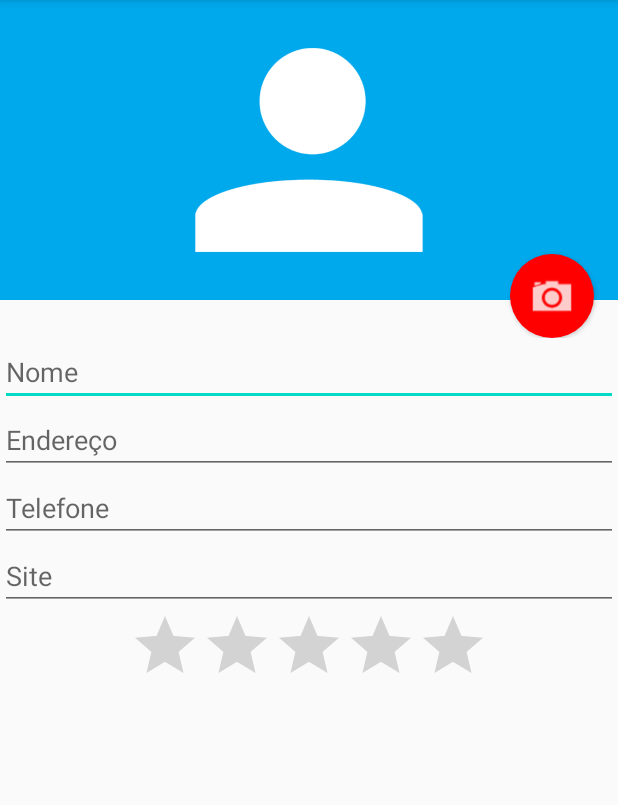
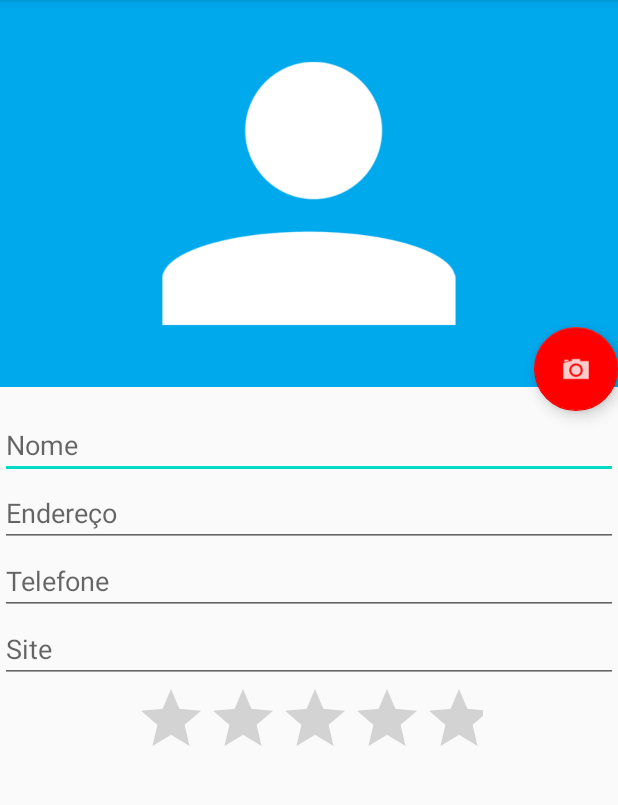
Before and after one commit to LuanadeSouza/Agenda0.1, an Android app: the FormularioActivity screen opened directly, with no data from a screen before it, on a phone screen of 412 x 824 dp, the part 84-889 px from its top. Run offline under Robolectric (Android 15) with nearby library versions, the phone set to English and light mode, and no system bars.

Commit message:
"Usando Camera"

```diff
--- a/app/src/main/AndroidManifest.xml
+++ b/app/src/main/AndroidManifest.xml
@@ -3,6 +3,8 @@
     package="br.com.luanadev.agendasssapplication">
 
     <uses-permission android:name="android.permission.CALL_PHONE"/>
+    <uses-permission android:name="android.permission.RECEIVE_SMS"/>
+    <uses-permission android:name="android.permission.INTERNET"/>
 
     <application
         android:allowBackup="true"
--- a/app/src/main/java/br/com/luanadev/agendasssapplication/activity/FormularioActivity.java
+++ b/app/src/main/java/br/com/luanadev/agendasssapplication/activity/FormularioActivity.java
@@ -13,6 +13,8 @@ import android.widget.Button;
 import android.widget.Toast;
 
 import androidx.appcompat.app.AppCompatActivity;
+
+import com.google.android.material.floatingactionbutton.FloatingActionButton;
 
 import java.io.File;
 
@@ -32,16 +34,18 @@ public class FormularioActivity extends AppCompatActivity {
     protected void onCreate(Bundle savedInstanceState) {
         super.onCreate(savedInstanceState);
         setContentView(R.layout.activity_formulario);
-
         helper = new FormularioHelper(this);
-
         Intent intent = getIntent();
         intent.getSerializableExtra("aluno");
         if (aluno != null) {
             helper.preencheFormulario(aluno);
         }
 
-        Button botaoFoto = findViewById(R.id.formulario_botao_foto);
+        FloatingActionButton botaoFoto = findViewById(R.id.formulario_botao_foto);
+        botaoFoto(botaoFoto);
+    }
+
+    private void botaoFoto(FloatingActionButton botaoFoto) {
         botaoFoto.setOnClickListener(new View.OnClickListener() {
             @Override
             public void onClick(View v) {
@@ -59,6 +63,7 @@ public class FormularioActivity extends AppCompatActivity {
         if (resultCode == Activity.RESULT_OK) {
             if (requestCode == CODIGO_CAMERA) {
                 helper.carregaImagem(caminhoFoto);
+                super.onActivityResult(requestCode, resultCode, data);
             }
         }
 
@@ -68,7 +73,6 @@ public class FormularioActivity extends AppCompatActivity {
     public boolean onCreateOptionsMenu(Menu menu) {
         MenuInflater inflater = getMenuInflater();
         inflater.inflate(R.menu.menu_formulario, menu);
-
         return super.onCreateOptionsMenu(menu);
     }
 
@@ -76,8 +80,7 @@ public class FormularioActivity extends AppCompatActivity {
     public boolean onOptionsItemSelected(MenuItem item) {
         switch (item.getItemId()) {
             case R.id.menu_formulario_ok:
-                 aluno = helper.pegaAluno();
-
+                aluno = helper.pegaAluno();
                 AlunoDAO dao = new AlunoDAO(this);
                 if (aluno.getId() != null) {
                     dao.altera(aluno);
@@ -85,13 +88,12 @@ public class FormularioActivity extends AppCompatActivity {
                     dao.insere(aluno);
                 }
                 dao.close();
-
                 Toast.makeText(FormularioActivity.this, "Aluno " + aluno.getNome() + " salvo!", Toast.LENGTH_SHORT).show();
-
                 finish();
                 break;
         }
-
         return super.onOptionsItemSelected(item);
     }
+
+
 }
--- a/app/src/main/java/br/com/luanadev/agendasssapplication/activity/ListaAlunosActivity.java
+++ b/app/src/main/java/br/com/luanadev/agendasssapplication/activity/ListaAlunosActivity.java
@@ -8,21 +8,19 @@ import android.content.Intent;
 import android.content.pm.PackageManager;
 import android.net.Uri;
 import android.os.Bundle;
-import android.os.Parcelable;
-import android.provider.Browser;
 import android.view.ContextMenu;
 import android.view.Menu;
 import android.view.MenuItem;
 import android.view.View;
 import android.widget.AdapterView;
-import android.widget.ArrayAdapter;
 import android.widget.Button;
 import android.widget.ListView;
-import android.widget.Toast;
+
+import com.google.android.material.floatingactionbutton.FloatingActionButton;
 
 import java.util.List;
 
-import br.com.luanadev.agendasssapplication.EnviaAlunosTask;
+import br.com.luanadev.agendasssapplication.task.EnviaAlunosTask;
 import br.com.luanadev.agendasssapplication.R;
 import br.com.luanadev.agendasssapplication.adapter.AlunosAdapter;
 import br.com.luanadev.agendasssapplication.dao.AlunoDAO;
@@ -38,7 +36,7 @@ public class ListaAlunosActivity extends AppCompatActivity {
         super.onCreate(savedInstanceState);
         setContentView(R.layout.activity_lista_alunos);
 
-        listaAlunos = (ListView) findViewById(R.id.lista_alunos);
+        listaAlunos = findViewById(R.id.lista_alunos);
 
         listaAlunos.setOnItemClickListener(new AdapterView.OnItemClickListener() {
             @Override
@@ -51,7 +49,7 @@ public class ListaAlunosActivity extends AppCompatActivity {
             }
         });
 
-        Button novoAluno = (Button) findViewById(R.id.novo_aluno);
+        FloatingActionButton novoAluno =  findViewById(R.id.novo_aluno);
         novoAluno.setOnClickListener(new View.OnClickListener() {
             @Override
             public void onClick(View v) {
--- a/app/src/main/java/br/com/luanadev/agendasssapplication/receiver/SMSReceiver.java
+++ b/app/src/main/java/br/com/luanadev/agendasssapplication/receiver/SMSReceiver.java
@@ -10,10 +10,6 @@ import android.widget.Toast;
 import br.com.luanadev.agendasssapplication.R;
 import br.com.luanadev.agendasssapplication.dao.AlunoDAO;
 
-
-/**
- * Created by renan on 13/01/16.
- */
 public class SMSReceiver extends BroadcastReceiver {
     @Override
     public void onReceive(Context context, Intent intent) {
--- a/app/src/main/java/br/com/luanadev/agendasssapplication/EnviaAlunosTask.java
+++ b/app/src/main/java/br/com/luanadev/agendasssapplication/task/EnviaAlunosTask.java
@@ -1,4 +1,4 @@
-package br.com.luanadev.agendasssapplication;
+package br.com.luanadev.agendasssapplication.task;
 
 import android.app.ProgressDialog;
 import android.content.Context;
@@ -7,12 +7,14 @@ import android.widget.Toast;
 
 import java.util.List;
 
+import br.com.luanadev.agendasssapplication.web.WebClient;
 import br.com.luanadev.agendasssapplication.converter.AlunoConverter;
 import br.com.luanadev.agendasssapplication.dao.AlunoDAO;
 import br.com.luanadev.agendasssapplication.model.Aluno;
 
 
 public class EnviaAlunosTask extends AsyncTask<Void, Void, String> {
+
     private Context context;
     private ProgressDialog dialog;
 
--- a/app/src/main/java/br/com/luanadev/agendasssapplication/WebClient.java
+++ b/app/src/main/java/br/com/luanadev/agendasssapplication/web/WebClient.java
@@ -1,4 +1,4 @@
-package br.com.luanadev.agendasssapplication;
+package br.com.luanadev.agendasssapplication.web;
 
 import java.io.IOException;
 import java.io.PrintStream;
--- a/app/src/main/res/drawable-v24/fundo_camera.xml
+++ b/app/src/main/res/drawable-v24/fundo_camera.xml
@@ -4,10 +4,6 @@
         <shape
             android:shape="oval">
             <solid android:color="#ff0000"/>
-            <padding android:top="10dp"
-                android:bottom="10dp"
-                android:left="10dp"
-                android:right="10dp"/>
         </shape>
     </item>
     <item android:drawable="@drawable/ic_camera"/>
--- /dev/null
+++ b/app/src/main/res/drawable/ic_add_black_24dp.xml
@@ -0,0 +1,5 @@
+<vector android:height="24dp" android:tint="#F6F6F6"
+    android:viewportHeight="24.0" android:viewportWidth="24.0"
+    android:width="24dp" xmlns:android="http://schemas.android.com/apk/res/android">
+    <path android:fillColor="#FF000000" android:pathData="M19,13h-6v6h-2v-6H5v-2h6V5h2v6h6v2z"/>
+</vector>
--- a/app/src/main/res/layout/activity_formulario.xml
+++ b/app/src/main/res/layout/activity_formulario.xml
@@ -1,65 +1,88 @@
-<ScrollView
+<ScrollView xmlns:app="http://schemas.android.com/apk/res-auto"
+    xmlns:tools="http://schemas.android.com/tools"
     android:layout_width="match_parent"
     android:layout_height="match_parent"
     xmlns:android="http://schemas.android.com/apk/res/android" >
 
-    <LinearLayout
+    <androidx.constraintlayout.widget.ConstraintLayout
+        android:id="@+id/linearLayout"
         android:layout_width="match_parent"
-        android:layout_height="match_parent"
-        android:orientation="vertical">
-
-        <RelativeLayout
-            android:layout_width="match_parent"
-            android:layout_height="225dp">
-
-            <ImageView
-                android:id="@+id/formulario_foto"
-                android:layout_width="match_parent"
-                android:layout_height="200dp"
-                android:src="@drawable/person"
-                android:background="#00A8EC"/>
-
-            <Button
-                android:id="@+id/formulario_botao_foto"
-                android:layout_width="56dp"
-                android:layout_height="56dp"
-                android:background="@drawable/fundo_camera"
-                android:layout_alignParentBottom="true"
-                android:layout_alignParentRight="true"
-                android:layout_marginRight="16dp"/>
-
-        </RelativeLayout>
+        android:layout_height="wrap_content">
 
 
-        <EditText android:layout_width="match_parent"
+        <ImageView
+            android:id="@+id/formulario_foto"
+            android:layout_width="0dp"
+            android:layout_height="258dp"
+            android:background="#00A8EC"
+            android:src="@drawable/person"
+            app:layout_constraintEnd_toEndOf="parent"
+            app:layout_constraintHorizontal_bias="0.0"
+            app:layout_constraintStart_toStartOf="parent"
+            app:layout_constraintTop_toTopOf="parent" />
+
+        <com.google.android.material.floatingactionbutton.FloatingActionButton
+            android:id="@+id/formulario_botao_foto"
+            android:layout_width="wrap_content"
             android:layout_height="wrap_content"
-            android:hint="Nome"
-            android:id="@+id/formulario_nome"/>
+            android:elevation="6dp"
+            android:src="@drawable/ic_camera"
+            app:backgroundTint="#ff0000"
+            app:layout_constraintBottom_toTopOf="@+id/formulario_nome"
+            app:layout_constraintEnd_toEndOf="parent" />
 
-        <EditText android:layout_width="match_parent"
+        <EditText
+            android:id="@+id/formulario_nome"
+            android:layout_width="0dp"
             android:layout_height="wrap_content"
-            android:hint="Endereço"
-            android:id="@+id/formulario_endereco"/>
+            android:layout_marginTop="16dp"
+            android:hint="@string/nome"
+            app:layout_constraintEnd_toEndOf="parent"
+            app:layout_constraintStart_toStartOf="parent"
+            app:layout_constraintTop_toBottomOf="@+id/formulario_foto" />
 
-        <EditText android:layout_width="match_parent"
+        <EditText
+            android:id="@+id/formulario_endereco"
+            android:layout_width="0dp"
             android:layout_height="wrap_content"
-            android:hint="Telefone"
-            android:id="@+id/formulario_telefone"/>
+            android:hint="@string/endere_o"
+            app:layout_constraintEnd_toEndOf="parent"
+            app:layout_constraintStart_toStartOf="parent"
+            app:layout_constraintTop_toBottomOf="@+id/formulario_nome" />
 
-        <EditText android:layout_width="match_parent"
+        <EditText
+            android:id="@+id/formulario_telefone"
+            android:layout_width="0dp"
             android:layout_height="wrap_content"
-            android:hint="Site"
-            android:id="@+id/formulario_site"/>
+            android:hint="@string/telefone"
+            app:layout_constraintEnd_toEndOf="parent"
+            app:layout_constraintStart_toStartOf="parent"
+            app:layout_constraintTop_toBottomOf="@+id/formulario_endereco" />
+
+        <EditText
+            android:id="@+id/formulario_site"
+            android:layout_width="0dp"
+            android:layout_height="wrap_content"
+            android:hint="@string/site"
+            app:layout_constraintEnd_toEndOf="parent"
+            app:layout_constraintHorizontal_bias="0.0"
+            app:layout_constraintStart_toStartOf="parent"
+            app:layout_constraintTop_toBottomOf="@+id/formulario_telefone" />
 
         <RatingBar
-            android:layout_width="wrap_content"
+            android:id="@+id/formulario_nota"
+            android:layout_width="0dp"
             android:layout_height="wrap_content"
+            android:layout_marginStart="90dp"
+            android:layout_marginEnd="90dp"
+            android:max="10"
             android:numStars="5"
-            android:max="10"
-            android:layout_gravity="center"
-            android:id="@+id/formulario_nota"/>
+            app:layout_constraintEnd_toEndOf="parent"
+            app:layout_constraintHorizontal_bias="1.0"
+            app:layout_constraintStart_toStartOf="parent"
+            app:layout_constraintTop_toBottomOf="@+id/formulario_site" />
 
 
-    </LinearLayout>
+    </androidx.constraintlayout.widget.ConstraintLayout>
 
 </ScrollView>
--- a/app/src/main/res/layout/activity_lista_alunos.xml
+++ b/app/src/main/res/layout/activity_lista_alunos.xml
@@ -1,26 +1,33 @@
-<RelativeLayout
+<androidx.constraintlayout.widget.ConstraintLayout
     xmlns:android="http://schemas.android.com/apk/res/android"
+    xmlns:app="http://schemas.android.com/apk/res-auto"
+    xmlns:tools="http://schemas.android.com/tools"
     android:layout_width="match_parent"
     android:layout_height="match_parent">
 
     <ListView
+        android:id="@+id/lista_alunos"
         android:layout_width="match_parent"
-        android:layout_height="wrap_content"
-        android:id="@+id/lista_alunos"/>
+        android:layout_height="0dp"
+        app:layout_constraintBottom_toTopOf="@+id/novo_aluno"
+        app:layout_constraintEnd_toEndOf="parent"
+        app:layout_constraintStart_toStartOf="parent"
+        app:layout_constraintTop_toTopOf="parent" />
 
-    <Button
+    <com.google.android.material.floatingactionbutton.FloatingActionButton
+        android:id="@+id/novo_aluno"
         android:layout_width="56dp"
         android:layout_height="56dp"
-        android:background="@drawable/fundo"
-        android:text="+"
+        android:layout_alignParentRight="true"
+        android:layout_alignParentBottom="true"
+        android:layout_marginEnd="16dp"
+        android:layout_marginBottom="16dp"
+        android:elevation="6dp"
+        android:src="@drawable/ic_add_black_24dp"
+        android:stateListAnimator="@null"
         android:textSize="40sp"
-        android:textColor="#ffffff"
-        android:elevation="6dp"
-        android:stateListAnimator="@null"
-        android:layout_alignParentBottom="true"
-        android:layout_alignParentRight="true"
-        android:layout_marginBottom="16dp"
-        android:layout_marginRight="16dp"
-        android:id="@+id/novo_aluno"/>
+        app:backgroundTint="#ff0000"
+        app:layout_constraintBottom_toBottomOf="parent"
+        app:layout_constraintEnd_toEndOf="parent" />
 
-</RelativeLayout>
+</androidx.constraintlayout.widget.ConstraintLayout>
--- a/app/src/main/res/values/strings.xml
+++ b/app/src/main/res/values/strings.xml
@@ -6,4 +6,8 @@
     <string name="action_settings">Settings</string>
 
     <string name="title_activity_formulario">Formulário</string>
+    <string name="nome">Nome</string>
+    <string name="endere_o">Endereço</string>
+    <string name="telefone">Telefone</string>
+    <string name="site">Site</string>
 </resources>
```
